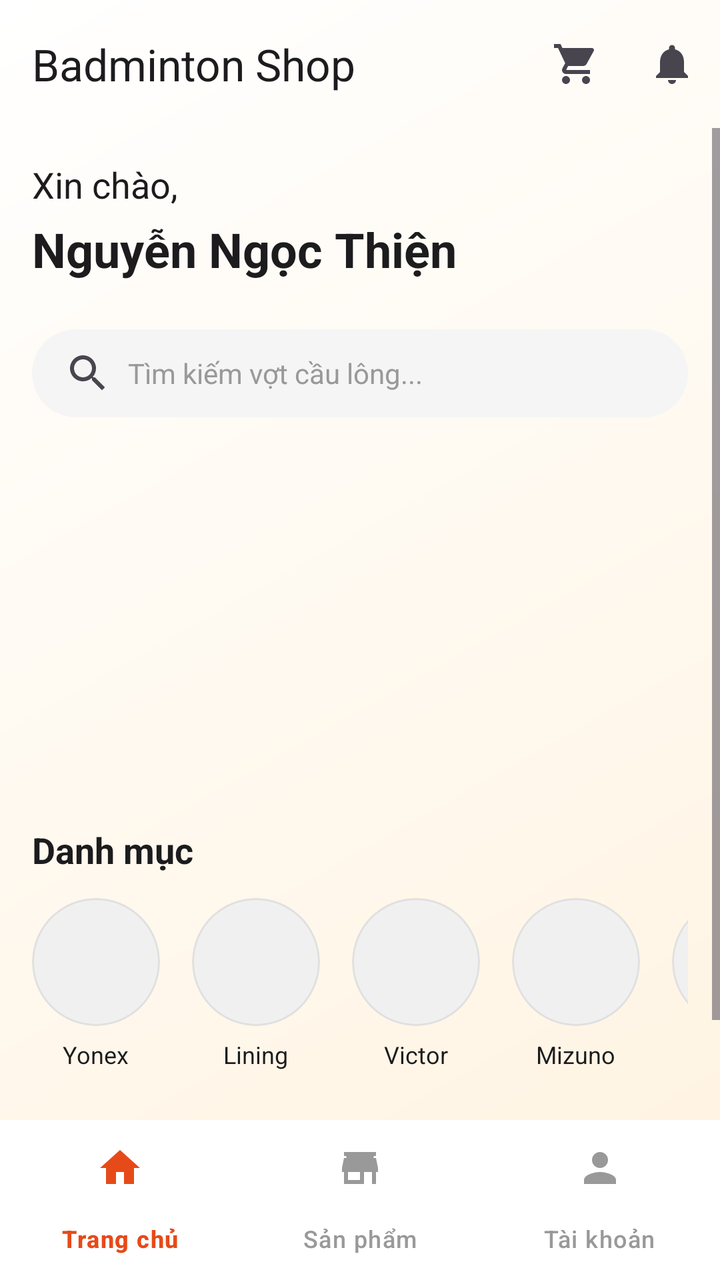
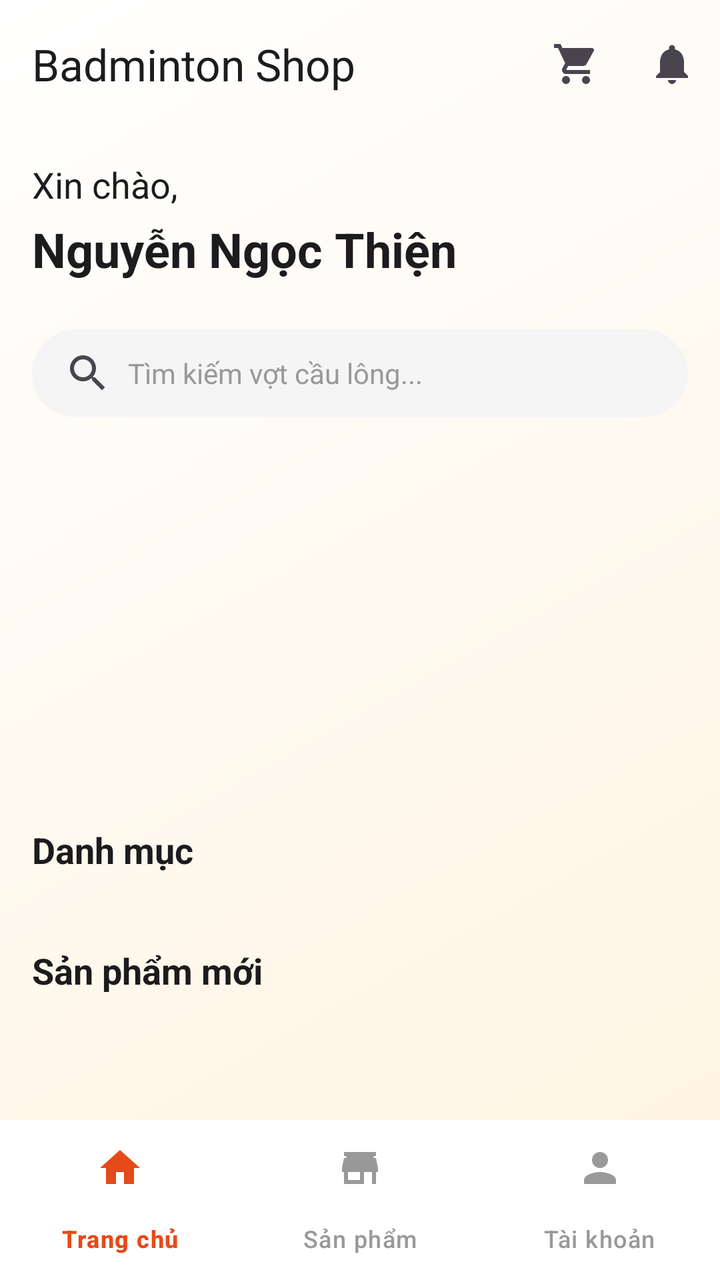

The first picture is an Android layout as it rendered before a commit; the second is the same layout after the commit. The layout source and the unified diff follow.
<!-- AndroidManifest.xml: application theme Theme.Buoi1 -->
<!-- res/layout/home_screen.xml -->
<?xml version="1.0" encoding="utf-8"?>
<androidx.constraintlayout.widget.ConstraintLayout xmlns:android="http://schemas.android.com/apk/res/android"
    xmlns:app="http://schemas.android.com/apk/res-auto"
    xmlns:tools="http://schemas.android.com/tools"
    android:id="@+id/homeView"
    android:layout_width="match_parent"
    android:layout_height="match_parent"
    android:background="@drawable/bg_screen_gradient"
    tools:context=".HomeActivity">

    
    <androidx.appcompat.widget.Toolbar
        android:id="@+id/toolbar"
        android:layout_width="match_parent"
        android:layout_height="?attr/actionBarSize"
        android:background="@android:color/transparent"
        android:elevation="4dp"
        app:layout_constraintTop_toTopOf="parent"
        app:title="Badminton Shop"
        app:titleTextColor="@color/colorText"
        app:menu="@menu/home_menu"/>

    <ScrollView
        android:id="@+id/scrollViewHome"
        android:layout_width="match_parent"
        android:layout_height="0dp"
        app:layout_constraintBottom_toTopOf="@+id/bottomNav"
        app:layout_constraintTop_toBottomOf="@+id/toolbar">

        <LinearLayout
            android:layout_width="match_parent"
            android:layout_height="wrap_content"
            android:orientation="vertical"
            android:padding="16dp">

            
            <TextView
                android:id="@+id/tvWelcome"
                android:layout_width="wrap_content"
                android:layout_height="wrap_content"
                android:layout_marginBottom="4dp"
                android:text="Xin chào,"
                android:textColor="@color/colorText"
                android:textSize="18sp" />

            <TextView
                android:id="@+id/tvUserName"
                android:layout_width="wrap_content"
                android:layout_height="wrap_content"
                android:layout_marginBottom="24dp"
                android:text="Nguyễn Ngọc Thiện"
                android:textColor="@color/colorText"
                android:textSize="24sp"
                android:textStyle="bold" />

            
            <EditText
                android:id="@+id/edtSearch"
                android:layout_width="match_parent"
                android:layout_height="44dp"
                android:background="@drawable/bg_search_bar"
                android:drawableStart="@drawable/ic_search"
                android:drawablePadding="8dp"
                android:hint="Tìm kiếm vợt cầu lông..."
                android:inputType="text"
                android:textColor="@color/colorText"
                android:textColorHint="#999999"
                android:textSize="14sp"
                android:layout_marginBottom="16dp" />

            
            <androidx.viewpager2.widget.ViewPager2
                android:id="@+id/vpBanner"
                android:layout_width="match_parent"
                android:layout_height="160dp"
                android:layout_marginBottom="8dp"
                android:clipToPadding="false" />

            <LinearLayout
                android:id="@+id/llDots"
                android:layout_width="match_parent"
                android:layout_height="wrap_content"
                android:gravity="center"
                android:orientation="horizontal"
                android:layout_marginBottom="20dp" />

            
            <TextView
                android:layout_width="wrap_content"
                android:layout_height="wrap_content"
                android:text="Danh mục"
                android:textColor="@color/colorText"
                android:textSize="18sp"
                android:textStyle="bold"
                android:layout_marginBottom="12dp"/>

            <HorizontalScrollView
                android:layout_width="match_parent"
                android:layout_height="wrap_content"
                android:scrollbars="none"
                android:layout_marginBottom="24dp">

                <LinearLayout
                    android:id="@+id/llBrands"
                    android:layout_width="wrap_content"
                    android:layout_height="wrap_content"
                    android:orientation="horizontal">

                    
                    <LinearLayout
                        android:layout_width="wrap_content"
                        android:layout_height="wrap_content"
                        android:layout_marginEnd="16dp"
                        android:gravity="center_horizontal"
                        android:orientation="vertical">
                        <ImageView
                            android:id="@+id/imgYonex"
                            android:layout_width="64dp"
                            android:layout_height="64dp"
                            android:background="@drawable/bg_circle"
                            android:clipToOutline="true"
                            android:scaleType="centerCrop"
                            android:contentDescription="Yonex" />
                        <TextView
                            android:layout_width="wrap_content"
                            android:layout_height="wrap_content"
                            android:layout_marginTop="6dp"
                            android:text="Yonex"
                            android:textColor="@color/colorText"
                            android:textSize="12sp" />
                    </LinearLayout>

                    
                    <LinearLayout
                        android:layout_width="wrap_content"
                        android:layout_height="wrap_content"
                        android:layout_marginEnd="16dp"
                        android:gravity="center_horizontal"
                        android:orientation="vertical">
                        <ImageView
                            android:id="@+id/imgLining"
                            android:layout_width="64dp"
                            android:layout_height="64dp"
                            android:background="@drawable/bg_circle"
                            android:clipToOutline="true"
                            android:scaleType="centerCrop"
                            android:contentDescription="Lining" />
                        <TextView
                            android:layout_width="wrap_content"
                            android:layout_height="wrap_content"
                            android:layout_marginTop="6dp"
                            android:text="Lining"
                            android:textColor="@color/colorText"
                            android:textSize="12sp" />
                    </LinearLayout>

                    
                    <LinearLayout
                        android:layout_width="wrap_content"
                        android:layout_height="wrap_content"
                        android:layout_marginEnd="16dp"
                        android:gravity="center_horizontal"
                        android:orientation="vertical">
                        <ImageView
                            android:id="@+id/imgVictor"
                            android:layout_width="64dp"
                            android:layout_height="64dp"
                            android:background="@drawable/bg_circle"
                            android:clipToOutline="true"
                            android:scaleType="centerCrop"
                            android:contentDescription="Victor" />
                        <TextView
                            android:layout_width="wrap_content"
                            android:layout_height="wrap_content"
                            android:layout_marginTop="6dp"
                            android:text="Victor"
                            android:textColor="@color/colorText"
                            android:textSize="12sp" />
                    </LinearLayout>

                    
                    <LinearLayout
                        android:layout_width="wrap_content"
                        android:layout_height="wrap_content"
                        android:layout_marginEnd="16dp"
                        android:gravity="center_horizontal"
                        android:orientation="vertical">
                        <ImageView
                            android:id="@+id/imgMizuno"
                            android:layout_width="64dp"
                            android:layout_height="64dp"
                            android:background="@drawable/bg_circle"
                            android:clipToOutline="true"
                            android:scaleType="centerCrop"
                            android:contentDescription="Mizuno" />
                        <TextView
                            android:layout_width="wrap_content"
                            android:layout_height="wrap_content"
                            android:layout_marginTop="6dp"
                            android:text="Mizuno"
                            android:textColor="@color/colorText"
                            android:textSize="12sp" />
                    </LinearLayout>

                    
                    <LinearLayout
                        android:layout_width="wrap_content"
                        android:layout_height="wrap_content"
                        android:gravity="center_horizontal"
                        android:orientation="vertical">
                        <ImageView
                            android:id="@+id/imgGosen"
                            android:layout_width="64dp"
                            android:layout_height="64dp"
                            android:background="@drawable/bg_circle"
                            android:clipToOutline="true"
                            android:scaleType="centerCrop"
                            android:contentDescription="Gosen" />
                        <TextView
                            android:layout_width="wrap_content"
                            android:layout_height="wrap_content"
                            android:layout_marginTop="6dp"
                            android:text="Gosen"
                            android:textColor="@color/colorText"
                            android:textSize="12sp" />
                    </LinearLayout>

                </LinearLayout>
            </HorizontalScrollView>

            
            <LinearLayout
                android:layout_width="match_parent"
                android:layout_height="wrap_content"
                android:layout_marginBottom="16dp"
                android:gravity="center_vertical"
                android:orientation="horizontal">

                <TextView
                    android:layout_width="0dp"
                    android:layout_height="wrap_content"
                    android:layout_weight="1"
                    android:text="Sản phẩm mới"
                    android:textColor="@color/colorText"
                    android:textSize="18sp"
                    android:textStyle="bold" />











            </LinearLayout>

            <GridLayout
                android:id="@+id/glProducts"
                android:layout_width="match_parent"
                android:layout_height="wrap_content"
                android:columnCount="2"
                android:alignmentMode="alignMargins"
                android:useDefaultMargins="true" />

        </LinearLayout>
    </ScrollView>

    
    <FrameLayout
        android:id="@+id/fragmentContainer"
        android:layout_width="match_parent"
        android:layout_height="0dp"
        android:background="@color/white"
        android:visibility="gone"
        app:layout_constraintBottom_toTopOf="@+id/bottomNav"
        app:layout_constraintTop_toTopOf="parent" />

    
    <com.google.android.material.bottomnavigation.BottomNavigationView
        android:id="@+id/bottomNav"
        android:layout_width="match_parent"
        android:layout_height="wrap_content"
        android:background="@color/white"
        android:elevation="8dp"
        app:layout_constraintBottom_toBottomOf="parent"
        app:menu="@menu/bottom_nav_menu"
        app:itemIconTint="@color/bottom_nav_colors"
        app:itemTextColor="@color/bottom_nav_colors" />

</androidx.constraintlayout.widget.ConstraintLayout>
<!-- resources referenced by this layout -->
<resources>
  <color name="colorText">#1C1C1E</color>
  <color name="white">#FFFFFFFF</color>
  <!-- drawable bg_circle (drawable) -->
  <?xml version="1.0" encoding="utf-8"?>
  <shape xmlns:android="http://schemas.android.com/apk/res/android"
      android:shape="oval">
      <solid android:color="#F0F0F0" />
      <stroke android:width="1dp" android:color="#E0E0E0" />
      <size android:width="60dp" android:height="60dp" />
  </shape>
  <!-- drawable bg_screen_gradient (drawable) -->
  <?xml version="1.0" encoding="utf-8"?>
  <shape xmlns:android="http://schemas.android.com/apk/res/android">
      <gradient
          android:angle="135"
          android:endColor="@color/colorGradientEnd"
          android:startColor="@color/colorGradientStart"
          android:type="linear" />
  </shape>
  <!-- drawable bg_search_bar (drawable) -->
  <?xml version="1.0" encoding="utf-8"?>
  <shape xmlns:android="http://schemas.android.com/apk/res/android"
      android:shape="rectangle">
      <solid android:color="#F5F5F5" />
      <corners android:radius="24dp" />
      <padding
          android:left="16dp"
          android:right="16dp"
          android:top="4dp"
          android:bottom="4dp" />
  </shape>
  <!-- drawable ic_search (drawable) -->
  <vector xmlns:android="http://schemas.android.com/apk/res/android"
      android:width="24dp"
      android:height="24dp"
      android:viewportWidth="24"
      android:viewportHeight="24"
      android:tint="?attr/colorControlNormal">
    <path
        android:fillColor="#999999"
        android:pathData="M15.5,14h-0.79l-0.28,-0.27C15.41,12.59 16,11.11 16,9.5 16,5.91 13.09,3 9.5,3S3,5.91 3,9.5 5.91,16 9.5,16c1.61,0 3.09,-0.59 4.23,-1.57l0.27,0.28v0.79l5,4.99L20.49,19l-4.99,-5zM9.5,14C7.01,14 5,11.99 5,9.5S7.01,5 9.5,5 14,7.01 14,9.5 11.99,14 9.5,14z"/>
  </vector>
  <style name="Theme.Buoi1" parent="Base.Theme.Buoi1" />
  <color name="colorGradientEnd">#FFFFFF</color>
  <color name="colorGradientStart">#FFF3E0</color>
  <style name="Base.Theme.Buoi1" parent="Theme.Material3.DayNight.NoActionBar">
          
          <item name="colorPrimary">@color/colorPrimary</item>
          <item name="colorSecondary">@color/colorPrimary</item>
          <item name="colorPrimaryVariant">@color/colorButtonLight</item>
      </style>
  <color name="colorPrimary">#E64A19</color>
  <color name="colorButtonLight">#FF8A65</color>
</resources>

<!-- the commit's change to res/layout/home_screen.xml (unified diff, before → after) -->
@@ -100,130 +100,12 @@
                 android:scrollbars="none"
                 android:layout_marginBottom="24dp">
 
+                
                 <LinearLayout
                     android:id="@+id/llBrands"
                     android:layout_width="wrap_content"
                     android:layout_height="wrap_content"
                     android:orientation="horizontal">
-
-                    
-                    <LinearLayout
-                        android:layout_width="wrap_content"
-                        android:layout_height="wrap_content"
-                        android:layout_marginEnd="16dp"
-                        android:gravity="center_horizontal"
-                        android:orientation="vertical">
-                        <ImageView
-                            android:id="@+id/imgYonex"
-                            android:layout_width="64dp"
-                            android:layout_height="64dp"
-                            android:background="@drawable/bg_circle"
-                            android:clipToOutline="true"
-                            android:scaleType="centerCrop"
-                            android:contentDescription="Yonex" />
-                        <TextView
-                            android:layout_width="wrap_content"
-                            android:layout_height="wrap_content"
-                            android:layout_marginTop="6dp"
-                            android:text="Yonex"
-                            android:textColor="@color/colorText"
-                            android:textSize="12sp" />
-                    </LinearLayout>
-
-                    
-                    <LinearLayout
-                        android:layout_width="wrap_content"
-                        android:layout_height="wrap_content"
-                        android:layout_marginEnd="16dp"
-                        android:gravity="center_horizontal"
-                        android:orientation="vertical">
-                        <ImageView
-                            android:id="@+id/imgLining"
-                            android:layout_width="64dp"
-                            android:layout_height="64dp"
-                            android:background="@drawable/bg_circle"
-                            android:clipToOutline="true"
-                            android:scaleType="centerCrop"
-                            android:contentDescription="Lining" />
-                        <TextView
-                            android:layout_width="wrap_content"
-                            android:layout_height="wrap_content"
-                            android:layout_marginTop="6dp"
-                            android:text="Lining"
-                            android:textColor="@color/colorText"
-                            android:textSize="12sp" />
-                    </LinearLayout>
-
-                    
-                    <LinearLayout
-                        android:layout_width="wrap_content"
-                        android:layout_height="wrap_content"
-                        android:layout_marginEnd="16dp"
-                        android:gravity="center_horizontal"
-                        android:orientation="vertical">
-                        <ImageView
-                            android:id="@+id/imgVictor"
-                            android:layout_width="64dp"
-                            android:layout_height="64dp"
-                            android:background="@drawable/bg_circle"
-                            android:clipToOutline="true"
-                            android:scaleType="centerCrop"
-                            android:contentDescription="Victor" />
-                        <TextView
-                            android:layout_width="wrap_content"
-                            android:layout_height="wrap_content"
-                            android:layout_marginTop="6dp"
-                            android:text="Victor"
-                            android:textColor="@color/colorText"
-                            android:textSize="12sp" />
-                    </LinearLayout>
-
-                    
-                    <LinearLayout
-                        android:layout_width="wrap_content"
-                        android:layout_height="wrap_content"
-                        android:layout_marginEnd="16dp"
-                        android:gravity="center_horizontal"
-                        android:orientation="vertical">
-                        <ImageView
-                            android:id="@+id/imgMizuno"
-                            android:layout_width="64dp"
-                            android:layout_height="64dp"
-                            android:background="@drawable/bg_circle"
-                            android:clipToOutline="true"
-                            android:scaleType="centerCrop"
-                            android:contentDescription="Mizuno" />
-                        <TextView
-                            android:layout_width="wrap_content"
-                            android:layout_height="wrap_content"
-                            android:layout_marginTop="6dp"
-                            android:text="Mizuno"
-                            android:textColor="@color/colorText"
-                            android:textSize="12sp" />
-                    </LinearLayout>
-
-                    
-                    <LinearLayout
-                        android:layout_width="wrap_content"
-                        android:layout_height="wrap_content"
-                        android:gravity="center_horizontal"
-                        android:orientation="vertical">
-                        <ImageView
-                            android:id="@+id/imgGosen"
-                            android:layout_width="64dp"
-                            android:layout_height="64dp"
-                            android:background="@drawable/bg_circle"
-                            android:clipToOutline="true"
-                            android:scaleType="centerCrop"
-                            android:contentDescription="Gosen" />
-                        <TextView
-                            android:layout_width="wrap_content"
-                            android:layout_height="wrap_content"
-                            android:layout_marginTop="6dp"
-                            android:text="Gosen"
-                            android:textColor="@color/colorText"
-                            android:textSize="12sp" />
-                    </LinearLayout>
 
                 </LinearLayout>
             </HorizontalScrollView>
<!-- resource entries referenced after the edit -->
@@ -2,14 +2,6 @@
 <resources>
   <color name="colorText">#1C1C1E</color>
   <color name="white">#FFFFFFFF</color>
-  <!-- drawable bg_circle (drawable) -->
-  <?xml version="1.0" encoding="utf-8"?>
-  <shape xmlns:android="http://schemas.android.com/apk/res/android"
-      android:shape="oval">
-      <solid android:color="#F0F0F0" />
-      <stroke android:width="1dp" android:color="#E0E0E0" />
-      <size android:width="60dp" android:height="60dp" />
-  </shape>
   <!-- drawable bg_screen_gradient (drawable) -->
   <?xml version="1.0" encoding="utf-8"?>
   <shape xmlns:android="http://schemas.android.com/apk/res/android">
